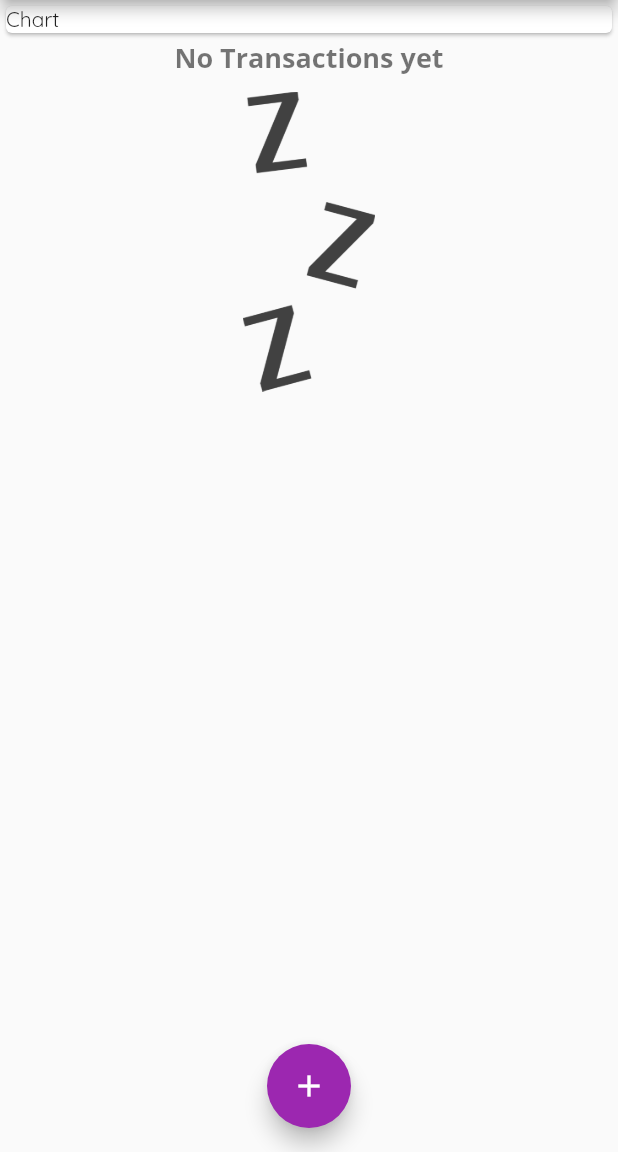
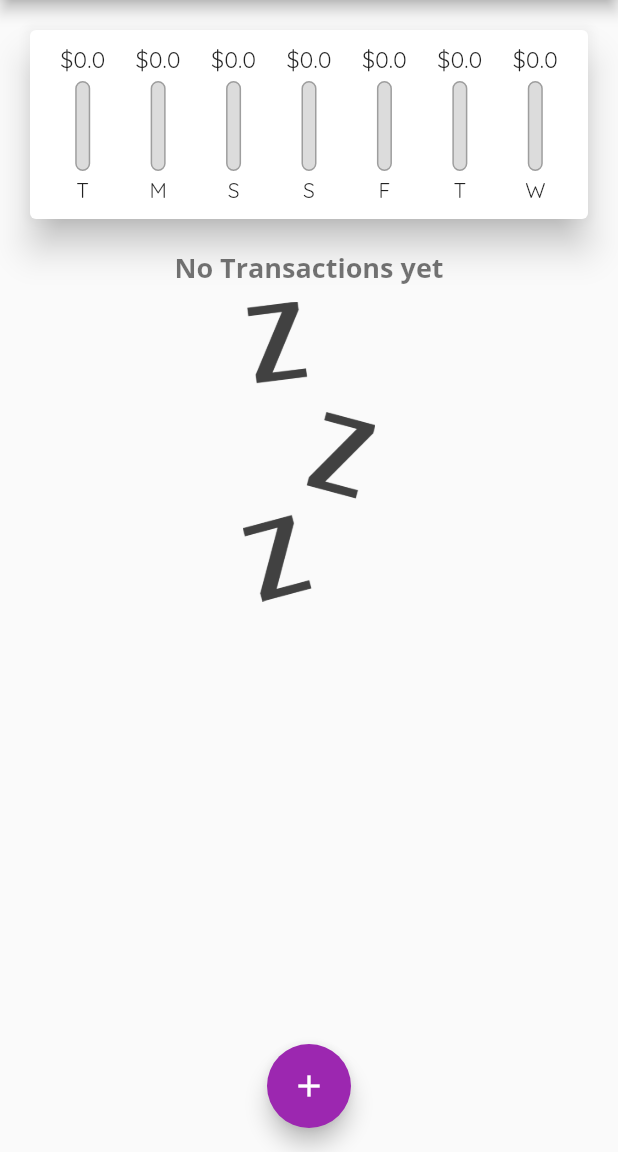
Before and after one commit to Rahul-153/ExpenseApp, a Flutter app: the screen it shows after launch, on a phone screen of 412 x 824 dp, the part 84-1236 px from its top. Run offline on Flutter 3.47's test engine with Material 2 defaults, Android fonts, the phone set to English and light mode, and no system bars.

Commit message:
project completed

```diff
--- a/lib/main.dart
+++ b/lib/main.dart
@@ -1,3 +1,4 @@
+import './widgets/chart.dart';
 import 'package:expense_app/widgets/transaction_list.dart';
 
 import './models/transaction.dart';
@@ -18,7 +19,14 @@ class MyApp extends StatelessWidget {
       theme: ThemeData(
           primarySwatch: Colors.purple,
           fontFamily: 'Quicksand',
+
           textTheme: TextTheme(
+            labelSmall: TextStyle(
+              color: Colors.purple,
+              fontFamily: 'OpenSans',
+                  fontSize: 15,
+                  fontWeight: FontWeight.bold
+            ),
               displaySmall: TextStyle(
                   fontFamily: 'OpenSans',
                   fontSize: 18,
@@ -56,15 +64,30 @@ class _MyHomePageState extends State<MyHomePage> {
     // Transaction(amount: 10, date: DateTime.now(), id: "t3", title: "utensils"),
     // Transaction(amount: 5, date: DateTime.now(), id: "t4", title: "Snacks"),
   ];
+  List<Transaction> get _recentTransactions {
+    return _userTransactions.where((tx) {
+      return tx.date.isAfter(DateTime.now().subtract(
+        Duration(days: 7),
+      ));
+    }).toList();
+  }
 
-  void _addTransaction(String txnTtile, double txnAmount) {
+  void _addTransaction(String txnTtile, double txnAmount,DateTime dt) {
     final newtxn = Transaction(
         amount: txnAmount,
-        date: DateTime.now(),
+        date: dt,
         id: DateTime.now().toString(),
         title: txnTtile);
     setState(() {
       _userTransactions.add(newtxn);
+    });
+  }
+
+  void _deleteTransaction(String id){
+    setState(() {
+      _userTransactions.removeWhere((tx){
+        return tx.id==id;
+      });
     });
   }
 
@@ -99,13 +122,8 @@ class _MyHomePageState extends State<MyHomePage> {
         child: Column(
           // mainAxisAlignment: MainAxisAlignment.spaceBetween,
           children: <Widget>[
-            Container(
-              width: double.infinity,
-              child: const Card(
-                child: Text("Chart"),
-              ),
-            ),
-            TransactionList(_userTransactions),
+            Chart(_recentTransactions),
+            TransactionList(_userTransactions,_deleteTransaction),
           ],
         ),
       ),
--- a/lib/widgets/chart.dart
+++ b/lib/widgets/chart.dart
@@ -1,3 +1,5 @@
+import 'package:expense_app/widgets/chart_bar.dart';
+
 import '../models/transaction.dart';
 import 'package:intl/intl.dart';
 import 'package:flutter/material.dart';
@@ -17,16 +19,40 @@ class Chart extends StatelessWidget {
             recentTransaction[i].date.year == weekDay.year)
           totalSum += recentTransaction[i].amount;
       }
-      return {'Day': DateFormat.E(weekDay), 'amount': 45.7};
+      print(DateFormat.E().format(weekDay).substring(0, 1));
+      return {
+        'Day': DateFormat.E().format(weekDay).substring(0, 1),
+        'amount': totalSum
+      };
     });
+  }
+
+  double get totalSpend {
+    return GroupedTransactions.fold(
+        0.0, (sum, item) => sum + (item['amount'] as double));
   }
 
   @override
   Widget build(BuildContext context) {
+    print(recentTransaction);
     return Card(
       elevation: 10,
       margin: EdgeInsets.all(20),
-      child: Row(children: <Widget>[]),
+      child: Padding(
+        padding: EdgeInsets.all(10),
+        child: Row(
+          mainAxisAlignment: MainAxisAlignment.spaceAround,
+            children: GroupedTransactions.map((data) {
+          return Flexible(
+            fit: FlexFit.tight,
+            child: ChartBar(
+              data['Day'] as String,
+              data['amount'] as double,
+              totalSpend ==0?0.0: (data['amount'] as double)/totalSpend,
+            ),
+          );
+        }).toList()),
+      ),
     );
   }
 }
--- /dev/null
+++ b/lib/widgets/chart_bar.dart
@@ -0,0 +1,51 @@
+import 'package:flutter/material.dart';
+
+class ChartBar extends StatelessWidget {
+  final String label;
+  final double spendingAmount;
+  final double pctSpend;
+
+  ChartBar(this.label, this.spendingAmount, this.pctSpend);
+  @override
+  Widget build(BuildContext context) {
+    return Column(
+      children: <Widget>[
+        Container(
+          height: 20,
+          child: FittedBox(child: Text('\$${spendingAmount.toString()}')),
+        ),
+        SizedBox(
+          height: 4,
+        ),
+        Container(
+          height: 60,
+          width: 10,
+          child: Stack(
+            children: <Widget>[
+              Container(
+                decoration: BoxDecoration(
+                  border: Border.all(color: Colors.grey, width: 1.0),
+                  borderRadius: BorderRadius.circular(20),
+                  color: Color.fromRGBO(220, 220, 220, 1),
+                ),
+              ),
+              FractionallySizedBox(
+                heightFactor: pctSpend,
+                child: Container(
+                  decoration: BoxDecoration(
+                    color: Theme.of(context).primaryColor,
+                    borderRadius: BorderRadius.circular(20),
+                  ),
+                ),
+              )
+            ],
+          ),
+        ),
+        SizedBox(
+          height: 4,
+        ),
+        Text(label),
+      ],
+    );
+  }
+}
```
Also changed, not shown: lib/widgets/new_transaction.dart (+41 -10 lines), lib/widgets/transaction_list.dart (+25 -33 lines), lib/widgets/user_transaction.dart (+37 -37 lines).
